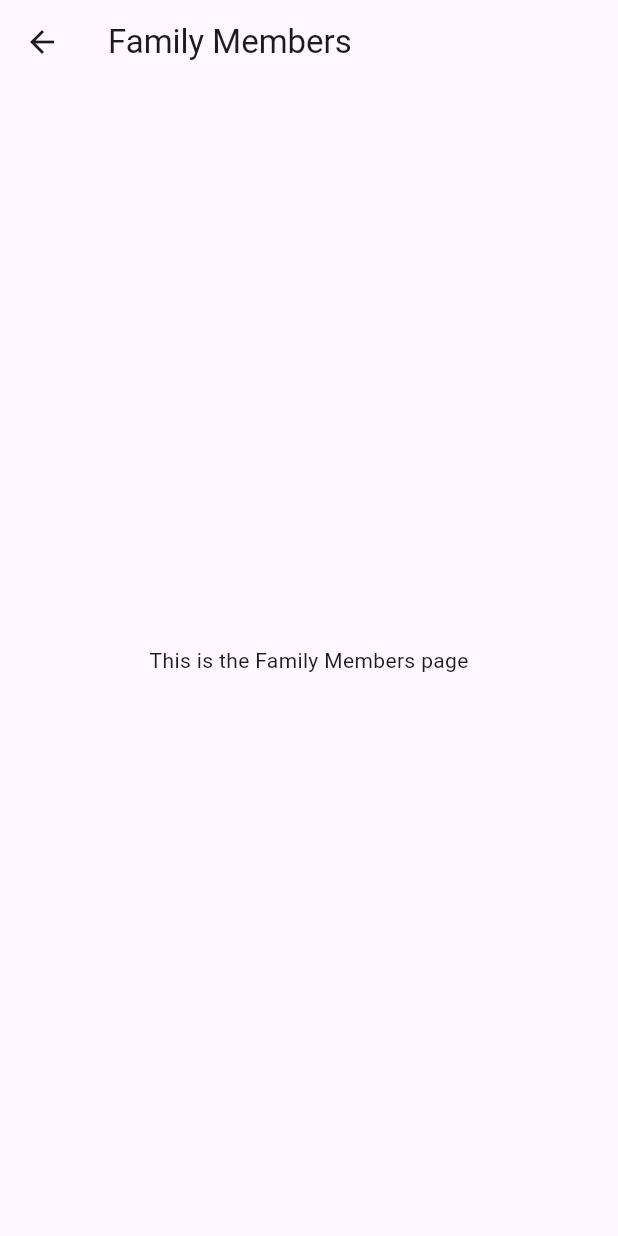
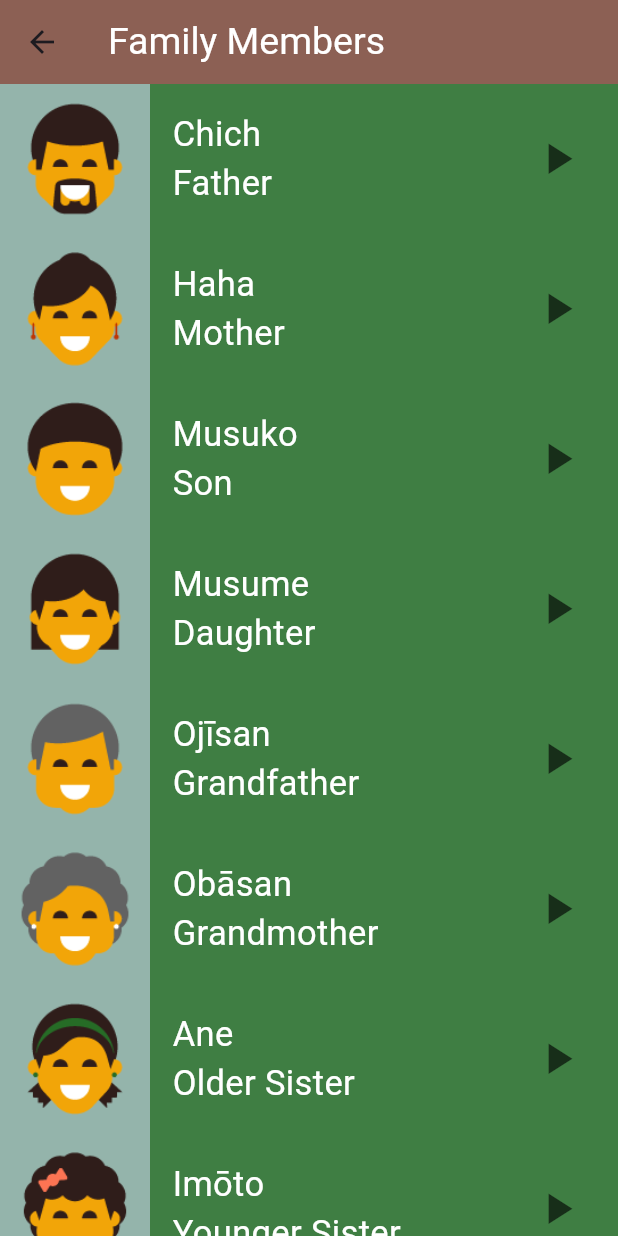
Before and after one commit to YoussefShawky0/one_voice_app, a Flutter app: the screen it shows after launch, after a tap on "Family Members", on a phone screen of 412 x 824 dp. Run offline on Flutter 3.47's test engine with Material 3 defaults, Android fonts, the phone set to English and light mode, and no system bars; our stand-ins replace audioplayers.

Commit message:
Refactor components to use ListItem for displaying items and enhance UI structure

```diff
--- a/lib/components/category_item.dart
+++ b/lib/components/category_item.dart
@@ -1,7 +1,12 @@
 import 'package:flutter/material.dart';
 
 class Categories extends StatelessWidget {
-  const Categories({super.key, required this.text, required this.color,this.onTap});
+  const Categories({
+    super.key,
+    required this.text,
+    required this.color,
+    this.onTap,
+  });
 
   final String? text;
   final Color? color;
@@ -10,14 +15,13 @@ class Categories extends StatelessWidget {
   @override
   Widget build(BuildContext context) {
     return GestureDetector(
-
       onTap: onTap,
       child: Container(
         alignment: Alignment.centerLeft,
         padding: EdgeInsets.only(left: 20),
         width: double.infinity,
         height: 65,
-        color: color!,
+        color: color,
         child: Text(text!, style: TextStyle(fontSize: 25, color: Colors.white)),
       ),
     );
--- a/lib/components/item_info.dart
+++ b/lib/components/item_info.dart
@@ -3,16 +3,16 @@ import 'package:flutter/material.dart';
 import '../models/item_model.dart';
 
 class ItemInfo extends StatelessWidget {
-  const ItemInfo({super.key, required this.item});
+  const ItemInfo({super.key, required this.item, this.color});
 
   final ItemModel item;
-
+  final Color? color;
   @override
   Widget build(BuildContext context) {
     return Container(
       width: double.infinity,
       height: 100,
-      color: const Color.fromARGB(255, 14, 87, 146),
+      color: color,
       child: Row(
         children: [
           Container(
--- /dev/null
+++ b/lib/components/list_item.dart
@@ -0,0 +1,24 @@
+import 'package:flutter/material.dart';
+import 'package:one_voice_app/models/item_model.dart';
+
+import 'item_info.dart';
+
+class ListItem extends StatelessWidget {
+  const ListItem({super.key, required this.item, required this.color});
+
+  final ItemModel item;
+  final Color color;
+  @override
+  Widget build(BuildContext context) {
+    return Container(
+      height: 100,
+      color: color,
+      child: Row(
+        children: [
+          Container(color: const Color.fromARGB(255, 83, 68, 21)),
+          Expanded(child: ItemInfo(item: item)),
+        ],
+      ),
+    );
+  }
+}
--- a/lib/screens/family_member_page.dart
+++ b/lib/screens/family_member_page.dart
@@ -1,16 +1,79 @@
 import 'package:flutter/material.dart';
+import 'package:one_voice_app/components/list_item.dart';
+import 'package:one_voice_app/models/item_model.dart';
 
 class FamilyMemberPage extends StatelessWidget {
   const FamilyMemberPage({super.key});
+
+  final List<ItemModel> numbers = const [
+    ItemModel(
+      image: 'assets/images/family_members/family_father.png',
+      jpText: 'Chich',
+      enText: 'Father',
+      audio: 'sounds/family_members/father.wav',
+    ),
+    ItemModel(
+      image: 'assets/images/family_members/family_mother.png',
+      jpText: 'Haha',
+      enText: 'Mother',
+      audio: 'sounds/family_members/mother.wav',
+    ),
+    ItemModel(
+      image: 'assets/images/family_members/family_son.png',
+      jpText: 'Musuko',
+      enText: 'Son',
+      audio: 'sounds/family_members/son.wav',
+    ),
+    ItemModel(
+      image: 'assets/images/family_members/family_daughter.png',
+      jpText: 'Musume',
+      enText: 'Daughter',
+      audio: 'sounds/family_members/daughter.wav',
+    ),
+    ItemModel(
+      image: 'assets/images/family_members/family_grandfather.png',
+      jpText: 'Ojīsan',
+      enText: 'Grandfather',
+      audio: 'sounds/family_members/grand father.wav',
+    ),
+    ItemModel(
+      image: 'assets/images/family_members/family_grandmother.png',
+      jpText: 'Obāsan',
+      enText: 'Grandmother',
+      audio: 'sounds/family_members/grand mother.wav',
+    ),
+    ItemModel(
+      image: 'assets/images/family_members/family_older_sister.png',
+      jpText: 'Ane',
+      enText: 'Older Sister',
+      audio: 'sounds/family_members/older sister.wav',
+    ),
+    ItemModel(
+      image: 'assets/images/family_members/family_younger_sister.png',
+      jpText: 'Imōto',
+      enText: 'Younger Sister',
+      audio: 'sounds/family_members/younger sister.wav',
+    ),
+  ];
 
   @override
   Widget build(BuildContext context) {
     return Scaffold(
       appBar: AppBar(
-        title: const Text('Family Members'),
+        title: const Text(
+          'Family Members',
+          style: TextStyle(color: Colors.white, fontSize: 25),
+        ),
+        backgroundColor: const Color.fromARGB(205, 112, 59, 42),
       ),
-      body: const Center(
-        child: Text('This is the Family Members page'),
+      body: ListView.builder(
+        itemCount: numbers.length,
+        itemBuilder: (context, index) {
+          return ListItem(
+            item: numbers[index],
+            color: const Color.fromARGB(255, 63, 126, 67),
+          );
+        },
       ),
     );
   }
```
Also changed, not shown: lib/screens/colors_page.dart (+66 -3 lines), lib/screens/number_page.dart (+5 -8 lines).
